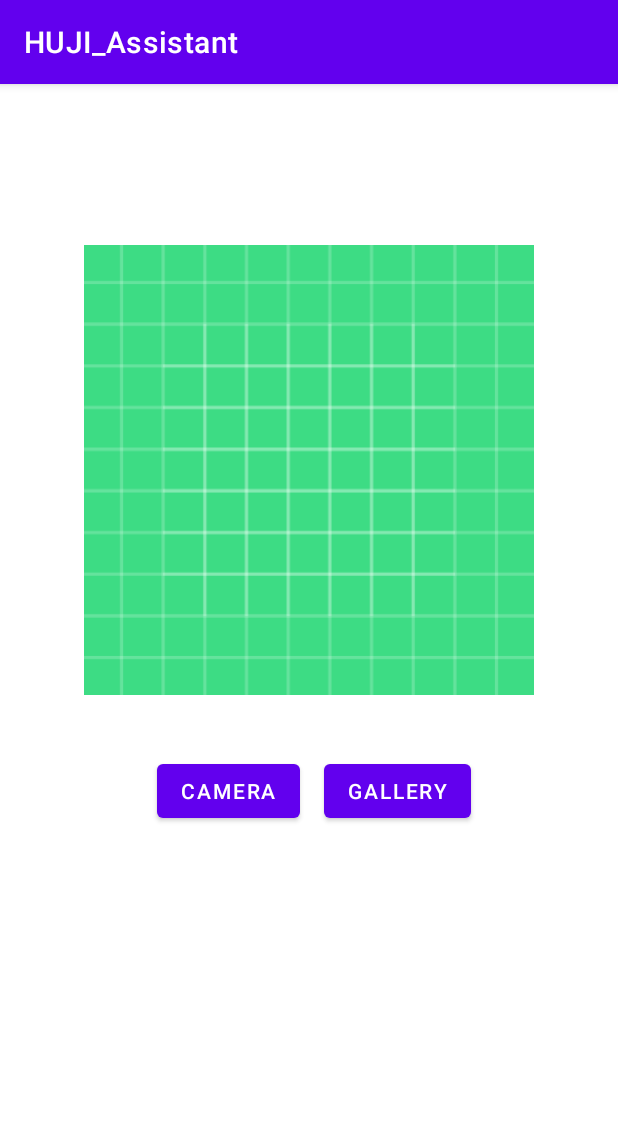
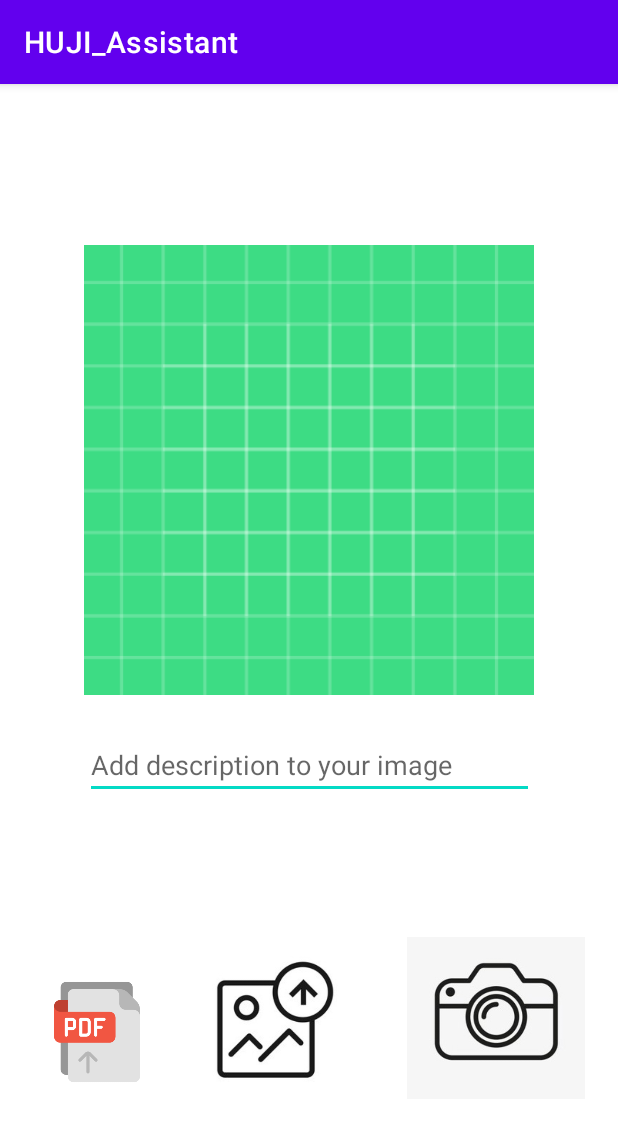
Before and after one commit to lotanaharoni/HUJI-Assistant, an Android app: the CaptureActivity screen opened directly, with no data from a screen before it, on a phone screen of 412 x 824 dp. Shown: the top 1121 px of the screen. Run offline under Robolectric (Android 15) with nearby library versions, the phone set to English and light mode, and no system bars; our stand-ins replace Firebase (no records; nobody signed in at launch, a user with empty details on screens opened directly).

Commit message:
upload pdf

```diff
--- a/app/build.gradle
+++ b/app/build.gradle
@@ -20,6 +20,7 @@ android {
         targetSdkVersion 30
         versionCode 1
         versionName "1.0"
+        vectorDrawables.useSupportLibrary = true
 
         testInstrumentationRunner "androidx.test.runner.AndroidJUnitRunner"
     }
--- a/app/src/main/res/layout/activity_capture.xml
+++ b/app/src/main/res/layout/activity_capture.xml
@@ -14,27 +14,52 @@
         app:layout_constraintStart_toStartOf="parent"
         app:layout_constraintTop_toTopOf="parent"
         app:layout_constraintVertical_bias="0.23000002"
-        app:srcCompat="@drawable/ic_launcher_background"
-        tools:ignore="VectorDrawableCompat" />
+        app:srcCompat="@drawable/ic_launcher_background" />
 
-    <Button
-        android:id="@+id/cameraBtn"
-        android:layout_width="wrap_content"
-        android:layout_height="wrap_content"
-        android:layout_marginTop="40dp"
-        android:text="@string/camera"
+    <EditText
+        android:id="@+id/imageTitle"
+        android:layout_width="299dp"
+        android:layout_height="45dp"
+        android:layout_marginTop="24dp"
+        android:ems="10"
+        android:hint="@string/image_title"
+        android:inputType="textPersonName"
         app:layout_constraintEnd_toEndOf="parent"
-        app:layout_constraintHorizontal_bias="0.33"
         app:layout_constraintStart_toStartOf="parent"
         app:layout_constraintTop_toBottomOf="@+id/displayImageView" />
 
-    <Button
-        android:id="@+id/galleryBtn"
-        android:layout_width="wrap_content"
-        android:layout_height="wrap_content"
-        android:layout_marginStart="16dp"
-        android:text="@string/gallery"
-        app:layout_constraintBottom_toBottomOf="@+id/cameraBtn"
-        app:layout_constraintStart_toEndOf="@+id/cameraBtn"
-        app:layout_constraintTop_toTopOf="@+id/cameraBtn" />
+    <ImageView
+        android:id="@+id/pdfImageUpload"
+        android:layout_width="85dp"
+        android:layout_height="76dp"
+        app:layout_constraintBottom_toBottomOf="parent"
+        app:layout_constraintEnd_toEndOf="parent"
+        app:layout_constraintHorizontal_bias="0.067"
+        app:layout_constraintStart_toStartOf="parent"
+        app:layout_constraintTop_toBottomOf="@+id/imageTitle"
+        app:layout_constraintVertical_bias="0.545"
+        app:srcCompat="@drawable/upload_pdf" />
+
+    <ImageView
+        android:id="@+id/galleryImageUpload"
+        android:layout_width="131dp"
+        android:layout_height="126dp"
+        app:layout_constraintBottom_toBottomOf="parent"
+        app:layout_constraintEnd_toEndOf="parent"
+        app:layout_constraintHorizontal_bias="0.063"
+        app:layout_constraintStart_toEndOf="@+id/pdfImageUpload"
+        app:layout_constraintTop_toBottomOf="@+id/imageTitle"
+        app:layout_constraintVertical_bias="0.515"
+        app:srcCompat="@drawable/upload_a_picture" />
+
+    <ImageView
+        android:id="@+id/cameraImageUpload"
+        android:layout_width="120dp"
+        android:layout_height="108dp"
+        app:layout_constraintBottom_toBottomOf="parent"
+        app:layout_constraintEnd_toEndOf="parent"
+        app:layout_constraintStart_toEndOf="@+id/galleryImageUpload"
+        app:layout_constraintTop_toBottomOf="@+id/imageTitle"
+        app:srcCompat="@drawable/camera2" />
+
 </androidx.constraintlayout.widget.ConstraintLayout>
--- a/app/src/main/res/values/strings.xml
+++ b/app/src/main/res/values/strings.xml
@@ -3,6 +3,7 @@
     <string name="scan_something">Scan Something</string>
     <string name="camera">Camera</string>
     <string name="gallery">Gallery</string>
+    <string name="image_title">Add description to your image</string>
     <!-- TODO: Remove or change this placeholder text -->
     <string name="hello_blank_fragment">Hello blank fragment</string>
 
```
Also changed, not shown: app/src/main/java/com/example/huji_assistant/CaptureActivity.java (+118 -8 lines), app/src/main/res/drawable/camera2.jpeg (added), app/src/main/res/drawable/upload_a_picture.jpeg (added), app/src/main/res/drawable/upload_pdf.png (added).
